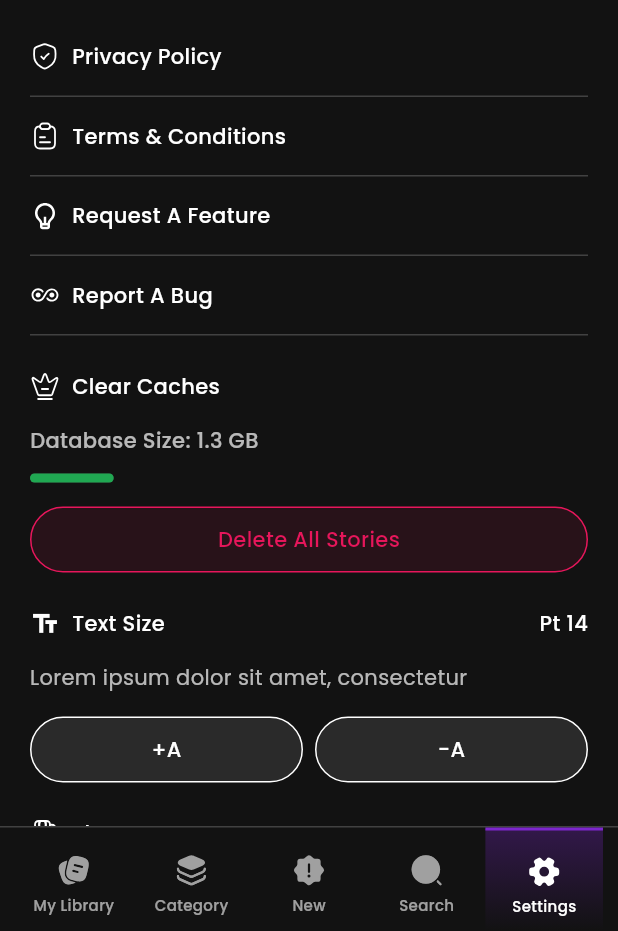
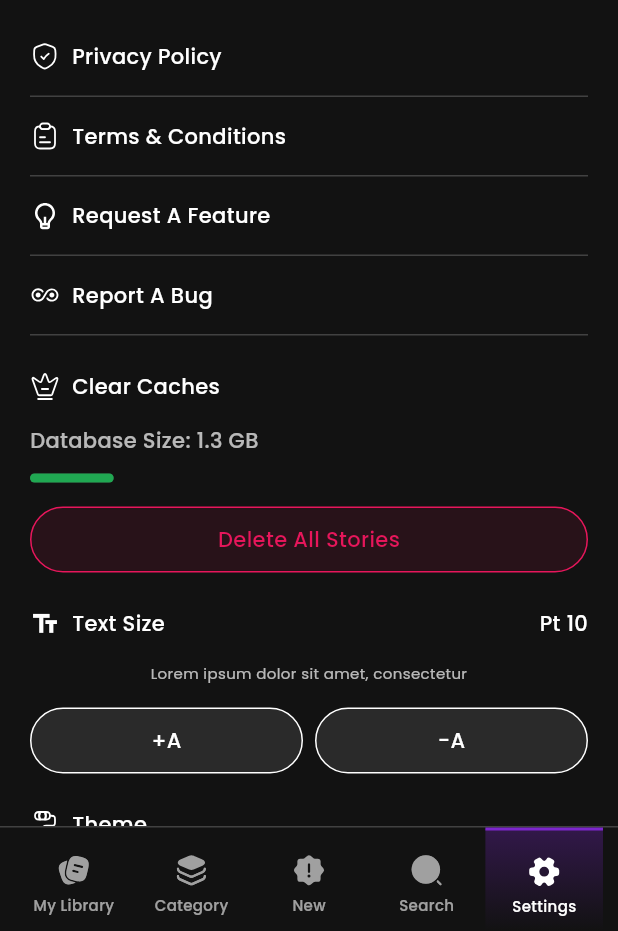
Before and after one commit to quocanh0712/fanfiction, a Flutter app: the HomeScreen screen opened directly with empty values, item 5 of the bottom bar chosen, on a phone screen of 412 x 824 dp, the part 305-1236 px from its top. Run offline on Flutter 3.47's test engine with Material 3 defaults, Android fonts, the phone set to English and light mode, and no system bars; our stand-ins replace dio, flutter_spinkit, flutter_svg, flutter_tts, go_router, google_fonts and 1 more; accounts and stored records are empty; network calls fail.

```diff
--- a/lib/presentation/settings_screen.dart
+++ b/lib/presentation/settings_screen.dart
@@ -12,7 +12,7 @@ class SettingsScreen extends StatefulWidget {
 
 class _SettingsScreenState extends State<SettingsScreen> {
   bool _disableWordMasking = false;
-  int _textSize = 14;
+  int _textSize = 10;
   String _selectedTheme = 'Default';
   int _ttsSpeechRate = 100;
 
@@ -370,7 +370,8 @@ class _SettingsScreenState extends State<SettingsScreen> {
           ],
         ),
         const SizedBox(height: 16),
-        Text(
+        Center(
+          child: Text(
             'Lorem ipsum dolor sit amet, consectetur',
             style: GoogleFonts.poppins(
               fontSize: _textSize.toDouble(),
@@ -380,6 +381,7 @@ class _SettingsScreenState extends State<SettingsScreen> {
             ),
             textAlign: TextAlign.center,
           ),
+        ),
         const SizedBox(height: 16),
         Row(
           children: [
@@ -388,7 +390,9 @@ class _SettingsScreenState extends State<SettingsScreen> {
                 label: '+A',
                 onTap: () {
                   setState(() {
-                    _textSize = (_textSize + 2).clamp(8, 24);
+                    if (_textSize < 20) {
+                      _textSize = _textSize + 2;
+                    }
                   });
                 },
               ),
@@ -399,7 +403,9 @@ class _SettingsScreenState extends State<SettingsScreen> {
                 label: '-A',
                 onTap: () {
                   setState(() {
-                    _textSize = (_textSize - 2).clamp(8, 24);
+                    if (_textSize > 10) {
+                      _textSize = _textSize - 2;
+                    }
                   });
                 },
               ),
@@ -531,12 +537,12 @@ class _SettingsScreenState extends State<SettingsScreen> {
                       ),
                     ),
                   ),
-                  if (isPremium)
-                    Positioned(
-                      right: -2,
-                      top: -2,
-                      child: Icon(Icons.star, size: 10, color: Colors.amber),
-                    ),
+                  // if (isPremium)
+                  //   Positioned(
+                  //     right: -2,
+                  //     top: -2,
+                  //     child: Icon(Icons.star, size: 10, color: Colors.amber),
+                  //   ),
                 ],
               ),
             );
@@ -614,7 +620,8 @@ class _SettingsScreenState extends State<SettingsScreen> {
           ],
         ),
         const SizedBox(height: 20),
-        Text(
+        Center(
+          child: Text(
             '$_ttsSpeechRate',
             style: GoogleFonts.poppins(
               fontSize: 14,
@@ -622,6 +629,7 @@ class _SettingsScreenState extends State<SettingsScreen> {
               color: Colors.white,
             ),
             textAlign: TextAlign.center,
+          ),
         ),
         const SizedBox(height: 8),
         Row(
```
Lines whose indentation alone changed are shown as unchanged.
